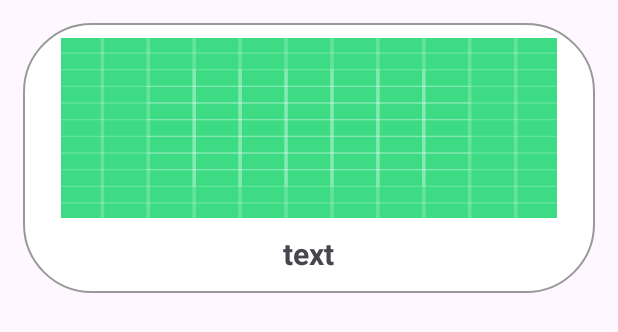
After one commit to Hyeyeon-Ko/Kotlin-pratice, an Android app: the layout rv_item.xml on its own in the app's theme, with its tools: preview values and no code run, on a phone screen of 412 x 824 dp. The commit adds this screen. Shown: the top 332 px of the screen. Run offline under Robolectric (Android 15) with nearby library versions, the phone set to English and light mode, and no system bars.

Commit message:
식신 앱 만들기 - 레이아웃 생성 RecyclerView, Glide 이용

```diff
--- a/mango_contents/app/build.gradle.kts
+++ b/mango_contents/app/build.gradle.kts
@@ -5,12 +5,12 @@ plugins {
 
 android {
     namespace = "com.example.mango_contents"
-    compileSdk = 33
+    compileSdk = 34
 
     defaultConfig {
         applicationId = "com.example.mango_contents"
         minSdk = 24
-        targetSdk = 33
+        targetSdk = 34
         versionCode = 1
         versionName = "1.0"
 
@@ -41,6 +41,8 @@ dependencies {
     implementation("androidx.appcompat:appcompat:1.6.1")
     implementation("com.google.android.material:material:1.11.0")
     implementation("androidx.constraintlayout:constraintlayout:2.1.4")
+    implementation("com.github.bumptech.glide:glide:4.12.0")
+    annotationProcessor("com.github.bumptech.glide:compiler:4.12.0")
     testImplementation("junit:junit:4.13.2")
     androidTestImplementation("androidx.test.ext:junit:1.1.5")
     androidTestImplementation("androidx.test.espresso:espresso-core:3.5.1")
--- /dev/null
+++ b/mango_contents/app/src/main/res/drawable/radius.xml
@@ -0,0 +1,12 @@
+<?xml version="1.0" encoding="utf-8"?>
+<shape xmlns:android="http://schemas.android.com/apk/res/android"
+    android:shape="rectangle" android:padding = "10dp">
+    <solid android:color="#ffffff"></solid>
+    <corners
+        android:bottomLeftRadius="45dp"
+        android:bottomRightRadius="45dp"
+        android:topLeftRadius="45dp"
+        android:topRightRadius="45dp"></corners>
+    <stroke android:width="1dp"
+        android:color="#999999"></stroke>
+</shape>
--- /dev/null
+++ b/mango_contents/app/src/main/res/layout/rv_item.xml
@@ -0,0 +1,30 @@
+<?xml version="1.0" encoding="utf-8"?>
+<LinearLayout
+    xmlns:android="http://schemas.android.com/apk/res/android"
+    android:layout_width="match_parent"
+    android:layout_height="180dp"
+    android:layout_margin="15dp"
+    android:background="@drawable/radius"
+    android:orientation="vertical">
+
+    <ImageView
+        android:id="@+id/rvImageArea"
+        android:src="@drawable/ic_launcher_background"
+        android:layout_width="match_parent"
+        android:layout_marginTop="10dp"
+        android:layout_marginRight="25dp"
+        android:layout_marginLeft="25dp"
+        android:scaleType="fitXY"
+        android:layout_height="120dp" />
+
+    <TextView
+        android:id="@+id/rvTextArea"
+        android:text="text"
+        android:textStyle="bold"
+        android:textSize="20sp"
+        android:layout_gravity="center"
+        android:layout_marginTop="10dp"
+        android:layout_width="wrap_content"
+        android:layout_height="wrap_content" />
+
+</LinearLayout>
```
Also changed, not shown: mango_contents/app/src/main/AndroidManifest.xml (+7 -1 lines), mango_contents/app/src/main/java/com/example/mango_contents/ContentsModel.kt (added, +9 -0 lines), mango_contents/app/src/main/java/com/example/mango_contents/MainActivity.kt (+111 -0 lines), mango_contents/app/src/main/java/com/example/mango_contents/RVAdapter.kt (added, +42 -0 lines), mango_contents/app/src/main/java/com/example/mango_contents/SplashActivity.kt (added, +21 -0 lines), mango_contents/app/src/main/res/layout/activity_main.xml (+6 -9 lines), mango_contents/app/src/main/res/layout/activity_splash.xml (added, +23 -0 lines).
